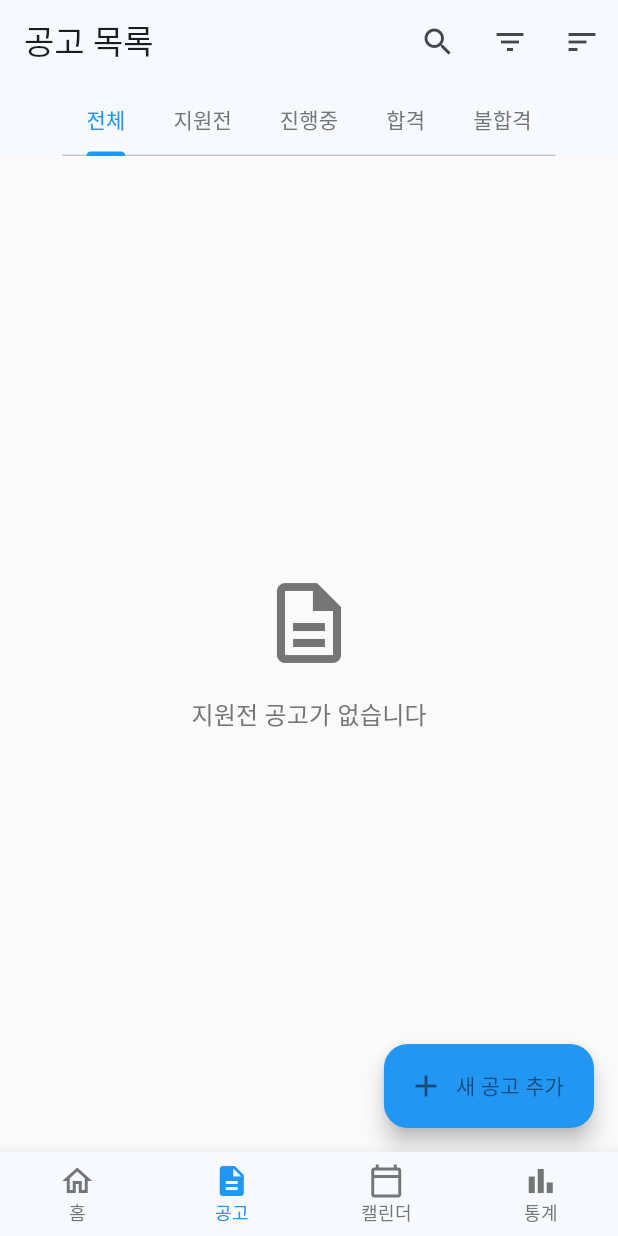
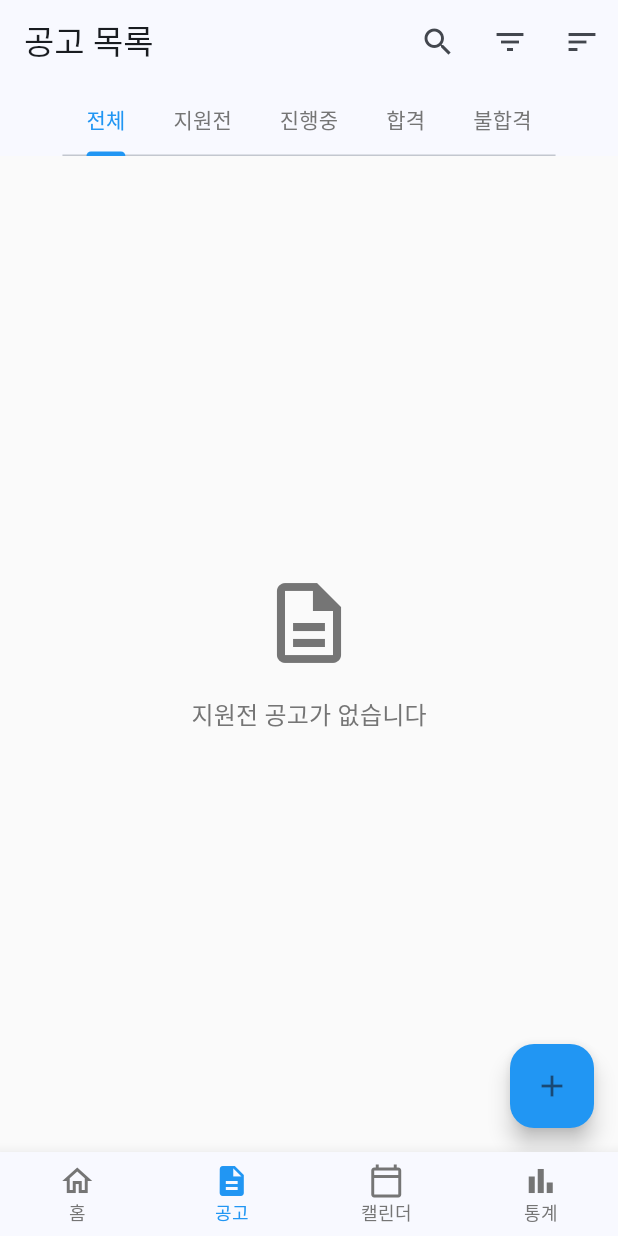
Before and after one commit to rbtc2/Jiwonham, a Flutter app: the screen it shows after launch, item 2 of the bottom bar chosen, on a phone screen of 412 x 824 dp. Run offline on Flutter 3.47's test engine with Material 3 defaults, Android fonts, the phone set to English and light mode, and no system bars; our stand-ins replace shared_preferences; Roboto replaces fonts that are missing (Pretendard).

Commit message:
오류수정

```diff
--- a/lib/screens/applications/applications_screen.dart
+++ b/lib/screens/applications/applications_screen.dart
@@ -329,7 +329,7 @@ class ApplicationsScreenState extends State<ApplicationsScreen>
         // Phase 4: 새 공고 추가 버튼 (선택 모드일 때는 숨김)
         floatingActionButton: _isSelectionMode
             ? null
-            : FloatingActionButton.extended(
+            : FloatingActionButton(
                 onPressed: () async {
                   // Phase 4: 새 공고 추가 후 결과 확인
                   final result = await Navigator.push(
@@ -344,9 +344,8 @@ class ApplicationsScreenState extends State<ApplicationsScreen>
                     refresh();
                   }
                 },
-                icon: const Icon(Icons.add),
-                label: const Text(AppStrings.addNewApplication),
                 backgroundColor: AppColors.primary,
+                child: const Icon(Icons.add),
               ),
       ),
     );
```
